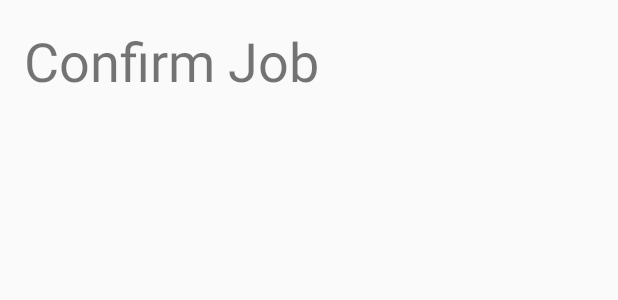
After one commit to masterUNG/Driver-ry-1, an Android app: the layout activity_confirm_job.xml on its own in the app's theme, with its tools: preview values and no code run, on a phone screen of 412 x 824 dp. The commit adds this screen. Shown: the top 300 px of the screen. Run offline under Robolectric (Android 15) with nearby library versions, the phone set to English and light mode, and no system bars.

Commit message:
Finish 1 Dec

```diff
--- a/app/src/main/AndroidManifest.xml
+++ b/app/src/main/AndroidManifest.xml
@@ -4,7 +4,7 @@
 
     <uses-permission android:name="android.permission.CALL_PHONE" />
     <uses-permission android:name="android.permission.INTERNET" />
-    <uses-permission android:name="android.permission.SEND_SMS"/>
+    <uses-permission android:name="android.permission.SEND_SMS" />
 
     <!--
          The ACCESS_COARSE/FINE_LOCATION permissions are not required to use
@@ -49,7 +49,8 @@
             android:screenOrientation="portrait" />
         <activity
             android:name=".PhotoActivity"
-            android:screenOrientation="portrait"></activity>
+            android:screenOrientation="portrait" />
+        <activity android:name=".ConfirmJob"></activity>
     </application>
 
 </manifest>
--- a/app/src/main/java/nakthon/soraya/driverry/MainActivity.java
+++ b/app/src/main/java/nakthon/soraya/driverry/MainActivity.java
@@ -137,11 +137,12 @@ public class MainActivity extends AppCompatActivity {
                             "Password False", "Please Try Again Password False");
                     myAlert.myDialog();
                 } else {
+
                     // Password True
                     Toast.makeText(context,"Welcome" + loginStrings[3],
                             Toast.LENGTH_SHORT).show();
 
-                    Intent intent = new Intent(MainActivity.this, ServiceActivity.class);
+                    Intent intent = new Intent(MainActivity.this, ConfirmJob.class);
                     intent.putExtra("Login", loginStrings);
                     startActivity(intent);
                     finish();
--- a/app/src/main/java/nakthon/soraya/driverry/MyConstant.java
+++ b/app/src/main/java/nakthon/soraya/driverry/MyConstant.java
@@ -15,7 +15,9 @@ public class MyConstant {
             "Surname",
             "Address",
             "Phone",
-            "Id_car"};
+            "Id_car",
+            "Status"};
+
     private String[] jobStrings = new String[]{
             "id",
             "ID_passenger",
--- /dev/null
+++ b/app/src/main/res/layout/activity_confirm_job.xml
@@ -0,0 +1,20 @@
+<?xml version="1.0" encoding="utf-8"?>
+<RelativeLayout xmlns:android="http://schemas.android.com/apk/res/android"
+    xmlns:tools="http://schemas.android.com/tools"
+    android:id="@+id/activity_confirm_job"
+    android:layout_width="match_parent"
+    android:layout_height="match_parent"
+    android:paddingBottom="@dimen/activity_vertical_margin"
+    android:paddingLeft="@dimen/activity_horizontal_margin"
+    android:paddingRight="@dimen/activity_horizontal_margin"
+    android:paddingTop="@dimen/activity_vertical_margin"
+    tools:context="nakthon.soraya.driverry.ConfirmJob">
+
+    <TextView
+        android:text="Confirm Job"
+        android:layout_width="wrap_content"
+        android:layout_height="wrap_content"
+        android:id="@+id/textView2"
+        android:elevation="1dp"
+        android:textSize="36sp" />
+</RelativeLayout>
```
Also changed, not shown: app/src/main/java/nakthon/soraya/driverry/ConfirmJob.java (added, +113 -0 lines), app/src/main/java/nakthon/soraya/driverry/EditStatusDriver.java (added, +55 -0 lines), app/src/main/java/nakthon/soraya/driverry/MyCheckJob.java (added, +50 -0 lines).
